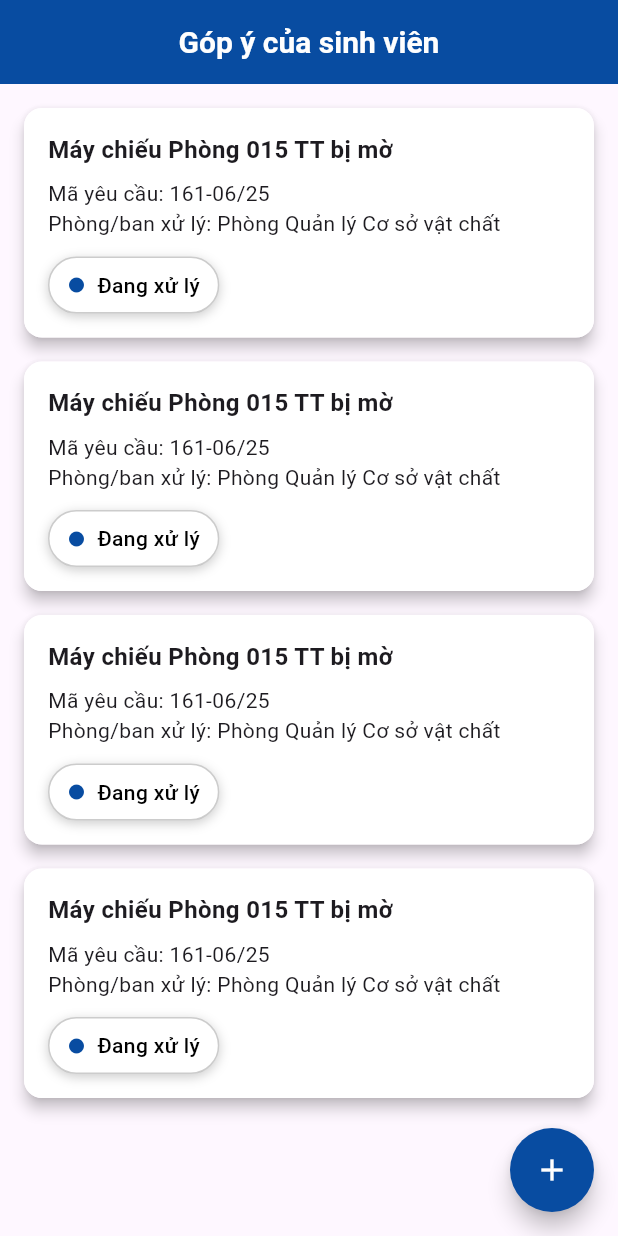
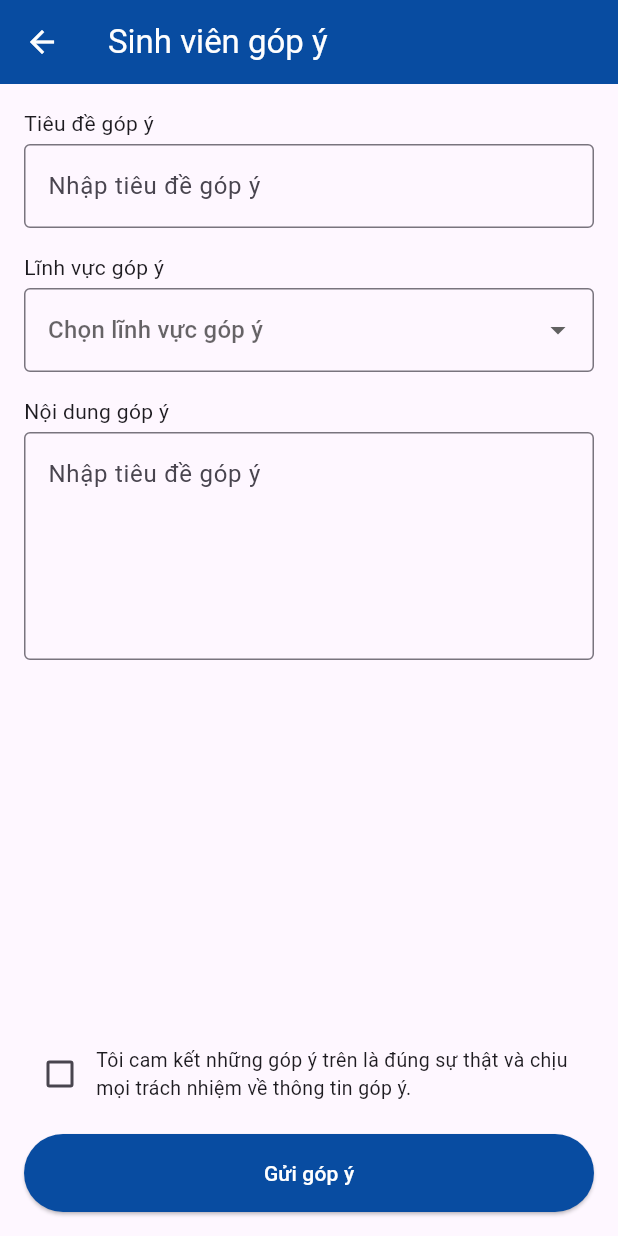
Before and after one commit to thanhtruk/FeedbackApp, a Flutter app: the screen it shows after launch, after a tap on the "add" icon, on a phone screen of 412 x 824 dp. Run offline on Flutter 3.47's test engine with Material 3 defaults, Android fonts, the phone set to English and light mode, and no system bars; our stand-ins replace get.

Commit message:
create feedback form view for user

```diff
--- /dev/null
+++ b/lib/app/modules/user/feedback_form/binding/feedback_form_binding.dart
@@ -0,0 +1,11 @@
+import 'package:get/get.dart';
+
+import '../controller/feedback_form_controller.dart';
+
+class FeedbackFormBinding extends Bindings {
+  @override
+  void dependencies() {
+    // Lazy loading the FeedbackCreationController when it's needed
+    Get.lazyPut<FeedbackFormController>(() => FeedbackFormController());
+  }
+}
--- /dev/null
+++ b/lib/app/modules/user/feedback_form/controller/feedback_form_controller.dart
@@ -0,0 +1,36 @@
+import 'package:flutter/material.dart';
+import 'package:get/get.dart';
+
+class FeedbackFormController extends GetxController {
+  final title = ''.obs;
+  final content = ''.obs;
+  final selectedField = RxnString();
+  final agreeToTerms = false.obs;
+
+  final titleController = TextEditingController();
+  final contentController = TextEditingController();
+
+  @override
+  void onClose() {
+    titleController.dispose();
+    contentController.dispose();
+    super.onClose();
+  }
+
+  void submitFeedback() {
+    if (!agreeToTerms.value) {
+      Get.snackbar("Lỗi", "Bạn cần đồng ý với điều khoản.");
+      return;
+    }
+
+    if (titleController.text.isEmpty ||
+        contentController.text.isEmpty ||
+        selectedField.value == null) {
+      Get.snackbar("Thiếu thông tin", "Vui lòng điền đầy đủ thông tin.");
+      return;
+    }
+
+    // TODO: Gửi dữ liệu lên server hoặc xử lý logic khác
+    Get.snackbar("Thành công", "Góp ý đã được gửi!");
+  }
+}
--- /dev/null
+++ b/lib/app/modules/user/feedback_form/view/feedback_form_view.dart
@@ -0,0 +1,180 @@
+import 'package:flutter/cupertino.dart';
+import 'package:flutter/material.dart';
+import 'package:get/get.dart';
+
+import '../../../../constants/app_colors.dart';
+import '../controller/feedback_form_controller.dart';
+
+class FeedbackFormView extends GetView<FeedbackFormController> {
+  FeedbackFormView({super.key});
+
+  final List<String> feedbackTypes = [
+    'CSVC - Cơ sở vật chất',
+    'HP - Học phí',
+    'HT - Học tập',
+    'TT - Thực tập',
+    'KHAC - Khác',
+  ];
+
+  @override
+  Widget build(BuildContext context) {
+    return Scaffold(
+      appBar: AppBar(
+        backgroundColor: AppColors.bluePrimary,
+        title: Text(
+          'Sinh viên góp ý',
+          style: TextStyle(color: AppColors.lightWhite),
+        ),
+        iconTheme: IconThemeData(color: AppColors.lightWhite),
+      ),
+      body: Padding(
+        padding: const EdgeInsets.all(16.0),
+        child: Obx(() => Form(
+              child: Column(
+                crossAxisAlignment: CrossAxisAlignment.start,
+                children: [
+                  const Text('Tiêu đề góp ý'),
+                  const SizedBox(height: 4),
+                  TextFormField(
+                    controller: controller.titleController,
+                    decoration: const InputDecoration(
+                      hintText: 'Nhập tiêu đề góp ý',
+                      border: OutlineInputBorder(),
+                    ),
+                  ),
+                  const SizedBox(height: 16),
+                  const Text('Lĩnh vực góp ý'),
+                  const SizedBox(height: 4),
+                  DropdownButtonFormField<String>(
+                    value: controller.selectedField.value,
+                    decoration: const InputDecoration(
+                      border: OutlineInputBorder(),
+                    ),
+                    hint: const Text('Chọn lĩnh vực góp ý'),
+                    items: feedbackTypes.map((label) {
+                      return DropdownMenuItem(
+                        child: Text(label),
+                        value: label,
+                      );
+                    }).toList(),
+                    onChanged: (value) {
+                      controller.selectedField.value = value;
+                    },
+                  ),
+                  const SizedBox(height: 16),
+                  const Text('Nội dung góp ý'),
+                  const SizedBox(height: 4),
+                  TextFormField(
+                    controller: controller.contentController,
+                    maxLines: 5,
+                    decoration: const InputDecoration(
+                      hintText: 'Nhập tiêu đề góp ý',
+                      border: OutlineInputBorder(),
+                    ),
+                  ),
+                  Expanded(child: Container()),
+                  // const Text('Hình ảnh/Minh chứng đính kèm'),
+                  // const SizedBox(height: 4),
+                  // ElevatedButton.icon(
+                  //   onPressed: () {
+                  //     // TODO: chọn file
+                  //   },
+                  //   icon: const Icon(Icons.attach_file),
+                  //   label: const Text('Chọn file'),
+                  //   style: ElevatedButton.styleFrom(
+                  //     backgroundColor: Colors.grey[200],
+                  //     foregroundColor: Colors.black,
+                  //     elevation: 0,
+                  //     shape: RoundedRectangleBorder(
+                  //       borderRadius: BorderRadius.circular(4),
+                  //     ),
+                  //   ),
+                  // ),
+                  // const SizedBox(height: 8),
+                  // const Text(
+                  //   'Chấp nhận JPG/PNG, dung lượng tối đa 5MB',
+                  //   style: TextStyle(fontSize: 12, color: Colors.grey),
+                  // ),
+                  // const SizedBox(height: 16),
+                  Row(
+                    children: [
+                      Checkbox(
+                        value: controller.agreeToTerms.value,
+                        onChanged: (val) =>
+                            controller.agreeToTerms.value = val ?? false,
+                      ),
+                      Expanded(
+                        child: Text(
+                          'Tôi cam kết những góp ý trên là đúng sự thật và chịu mọi trách nhiệm về thông tin góp ý.',
+                          style: TextStyle(fontSize: 13),
+                        ),
+                      )
+                    ],
+                  ),
+                  const SizedBox(height: 16),
+                  SizedBox(
+                    width: double.infinity,
+                    child: ElevatedButton(
+                      onPressed: () {
+                        if (controller.agreeToTerms.value) {
+                          controller.submitFeedback();
+                          showFeedbackSuccessDialog();
+                        } else {
+                          Get.snackbar("Lỗi", "Bạn cần đồng ý với điều khoản.");
+                        }
+                      },
+                      style: ElevatedButton.styleFrom(
+                        backgroundColor: AppColors.bluePrimary,
+                        padding: const EdgeInsets.symmetric(vertical: 16),
+                      ),
+                      child: const Text(
+                        'Gửi góp ý',
+                        style: TextStyle(color: Colors.white),
+                      ),
+                    ),
+                  ),
+                ],
+              ),
+            )),
+      ),
+    );
+  }
+}
+
+void showFeedbackSuccessDialog() {
+  showCupertinoDialog(
+    context: Get.context!,
+    builder: (_) => CupertinoAlertDialog(
+      title: Text(
+        'Góp ý đã được gửi',
+        style: TextStyle(
+          fontWeight: FontWeight.w600,
+          fontSize: 17,
+        ),
+      ),
+      content: Padding(
+        padding: const EdgeInsets.only(top: 8.0),
+        child: Text(
+          'Góp ý của bạn đã được gửi tới bộ phận liên quan, vui lòng theo dõi thông báo phản hồi. Cảm ơn bạn rất nhiều.',
+          style: TextStyle(
+            fontSize: 14,
+            fontWeight: FontWeight.w400,
+          ),
+        ),
+      ),
+      actions: [
+        CupertinoDialogAction(
+          onPressed: () => Get.back(),
+          isDefaultAction: true,
+          child: Text(
+            'Đồng ý',
+            style: TextStyle(
+              fontSize: 16,
+              color: CupertinoColors.activeBlue,
+            ),
+          ),
+        ),
+      ],
+    ),
+  );
+}
--- a/lib/app/modules/user/home/view/home_view.dart
+++ b/lib/app/modules/user/home/view/home_view.dart
@@ -42,7 +42,7 @@ class HomeView extends GetView<HomeController> {
       ),
       floatingActionButton: FloatingActionButton(
         onPressed: () {
-          // Chuyển sang màn thêm góp ý mới
+          Get.toNamed(AppRoutes.FEEDBACK_FORM);
         },
         backgroundColor: AppColors.bluePrimary,
         shape: CircleBorder(),
--- a/lib/app/routes/app_pages.dart
+++ b/lib/app/routes/app_pages.dart
@@ -2,6 +2,8 @@ import 'package:get/get.dart';
 
 import '../modules/user/feedback_detail/binding/feedback_detail_binding.dart';
 import '../modules/user/feedback_detail/view/feedback_detail_view.dart';
+import '../modules/user/feedback_form/binding/feedback_form_binding.dart';
+import '../modules/user/feedback_form/view/feedback_form_view.dart';
 import '../modules/user/home/binding/home_binding.dart';
 import '../modules/user/home/view/home_view.dart';
 
@@ -23,6 +25,11 @@ class AppPages {
       page: () => const FeedbackDetailView(),
       binding: FeedbackDetailBinding(),
     ),
+    GetPage(
+      name: AppRoutes.FEEDBACK_FORM,
+      page: () => FeedbackFormView(),
+      binding: FeedbackFormBinding(),
+    ),
     // Add other routes here as needed
   ];
 }
```
